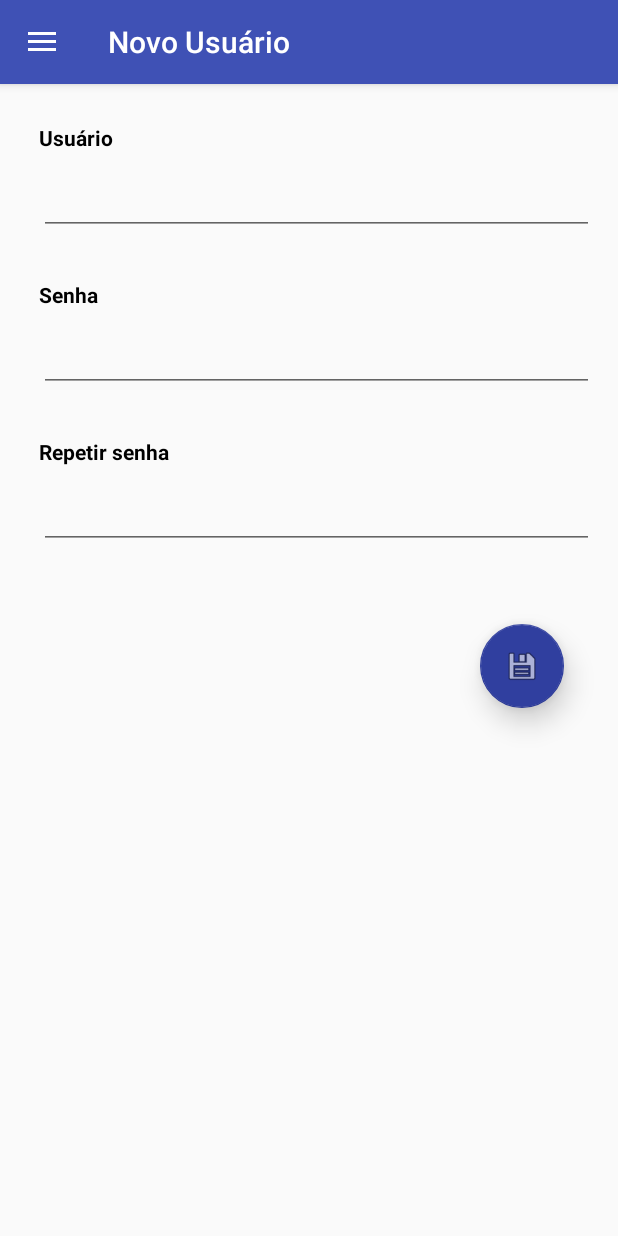
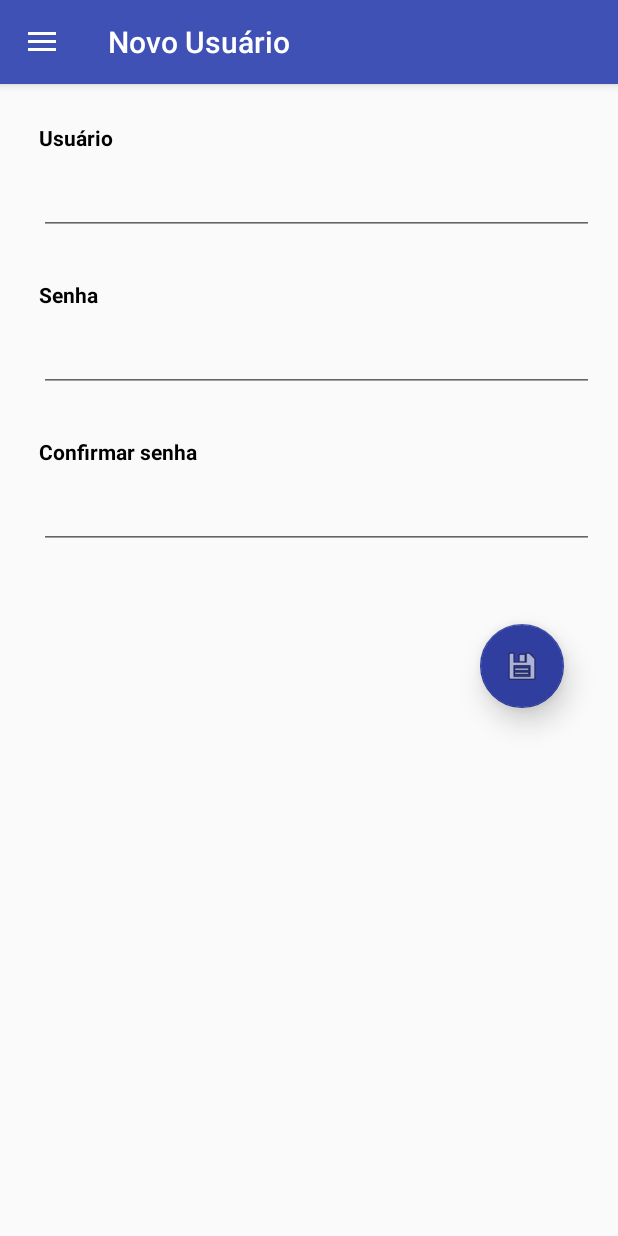
Before and after one commit to srianez/Tomei_Fragment, an Android app: the fragment FragmentCadBreja placed in its activity, in the side drawer, after a tap on "Novo Usuário", on a phone screen of 412 x 824 dp. Run offline under Robolectric (Android 15) with nearby library versions, the phone set to English and light mode, and no system bars.

Commit message:
fragment de cadastros funcionando

```diff
--- a/app/src/main/java/com/br/tomei/FragmentCadBreja.java
+++ b/app/src/main/java/com/br/tomei/FragmentCadBreja.java
@@ -1,15 +1,35 @@
 package com.br.tomei;
 
+import android.app.ProgressDialog;
 import android.content.Context;
 import android.net.Uri;
 import android.os.Bundle;
+import android.support.design.widget.FloatingActionButton;
 import android.support.v4.app.Fragment;
 import android.view.LayoutInflater;
 import android.view.View;
 import android.view.ViewGroup;
+import android.widget.EditText;
+import android.widget.RatingBar;
+import android.widget.Spinner;
+import android.widget.Toast;
+
+import com.br.tomei.api.BrejaAPI;
+import com.br.tomei.model.Breja;
+import com.br.tomei.util.RetroFit;
+
+import retrofit2.Call;
+import retrofit2.Callback;
+import retrofit2.Response;
 
 
 public class FragmentCadBreja extends Fragment{
+
+    private EditText txtNome;
+    private EditText txtDescricao;
+    private Spinner txtTipo;
+    private RatingBar ratingBar;
+    private ProgressDialog progressDialog;
 
     private OnFragmentInteractionListener mListener;
 
@@ -17,15 +37,71 @@ public class FragmentCadBreja extends Fragment{
 
     }
 
+
     @Override
     public void onCreate(Bundle savedInstanceState) {
         super.onCreate(savedInstanceState);
     }
 
+    private FloatingActionButton btSave;
+
     @Override
     public View onCreateView(LayoutInflater inflater, ViewGroup container,
                              Bundle savedInstanceState) {
-        return inflater.inflate(R.layout.content_cad_breja, container, false);
+
+        View v = inflater.inflate(R.layout.content_cad_breja, container, false);
+        btSave = v.findViewById(R.id.btSalvarBreja);
+
+        txtNome = v.findViewById(R.id.txtNome);
+        txtTipo = v.findViewById(R.id.txtTipo);
+        txtDescricao = v.findViewById(R.id.txtDescricao);
+        ratingBar = v.findViewById(R.id.ratingBar);
+
+        progressDialog = new ProgressDialog(getContext());
+
+        btSave.setOnClickListener(new View.OnClickListener() {
+            @Override
+            public void onClick(View v) {
+
+                if(txtNome.getText().toString().isEmpty()) {
+                    Toast.makeText(getContext(), "Informe ao menos o nome da breja né fera?!", Toast.LENGTH_LONG).show();
+                }
+
+                showProgress("Breja", "Salvando a breja...");
+
+                RetroFit retroFit = new RetroFit();
+                BrejaAPI api = retroFit.getRetrofit().create(BrejaAPI.class);
+
+                Breja item = new Breja();
+
+                item.setNome(txtNome.getText().toString());
+                item.setTipo(String.valueOf(txtTipo.getSelectedItem()));
+                item.setDescricao(txtDescricao.getText().toString());
+                item.setAvaliacao(ratingBar.getRating());
+
+                api.salvarItem(item)
+                        .enqueue(new Callback<Void>() {
+                            @Override
+                            public void onResponse(Call<Void> call, Response<Void> response) {
+                                dismissProgress();
+                                Toast.makeText(getContext(),
+                                        "Breja cadastrada com sucesso! :)", Toast.LENGTH_SHORT).show();
+                            }
+
+                            @Override
+                            public void onFailure(Call<Void> call, Throwable t) {
+                                dismissProgress();
+                                Toast.makeText(getContext(),
+                                        "Ohhh shittt. Erro ao cadastrar breja :(", Toast.LENGTH_SHORT).show();
+
+                            }
+                        });
+
+            }
+        });
+
+        return v;
+
     }
 
     // TODO: Rename method, update argument and hook method into UI event
@@ -56,4 +132,21 @@ public class FragmentCadBreja extends Fragment{
         // TODO: Update argument type and name
         void onFragmentInteraction(Uri uri);
     }
+
+    private void showProgress(String titulo, String mensagem) {
+        if(progressDialog == null)
+            progressDialog = new ProgressDialog(getContext());
+
+        if(!progressDialog.isShowing()) {
+            progressDialog.setMessage(mensagem);
+            progressDialog.setTitle(titulo);
+            progressDialog.show();
+        }
+    }
+
+    private void dismissProgress() {
+        if(progressDialog != null)
+            progressDialog.dismiss();
+    }
+
 }
--- a/app/src/main/java/com/br/tomei/FragmentCadUsu.java
+++ b/app/src/main/java/com/br/tomei/FragmentCadUsu.java
@@ -1,17 +1,34 @@
 package com.br.tomei;
 
+import android.app.ProgressDialog;
 import android.content.Context;
 import android.net.Uri;
 import android.os.Bundle;
+import android.support.design.widget.FloatingActionButton;
 import android.support.v4.app.Fragment;
 import android.view.LayoutInflater;
 import android.view.View;
 import android.view.ViewGroup;
+
+import retrofit2.Call;
+import retrofit2.Callback;
+import retrofit2.Response;
 import retrofit2.Retrofit;
 import retrofit2.converter.gson.GsonConverterFactory;
-import android.support.v7.app.AppCompatActivity;
+import android.widget.EditText;
+import android.widget.Toast;
+
+import com.br.tomei.api.BrejaAPI;
+import com.br.tomei.model.Usuario;
+import com.br.tomei.util.RetroFit;
 
 public class FragmentCadUsu extends Fragment{
+
+    private EditText etUsuario;
+    private EditText etSenha;
+    private EditText etSenha2;
+
+    private ProgressDialog progressDialog;
 
 
     private OnFragmentInteractionListener mListener;
@@ -22,17 +39,83 @@ public class FragmentCadUsu extends Fragment{
 
     @Override
     public void onCreate(Bundle savedInstanceState) {
+
         super.onCreate(savedInstanceState);
+
     }
+
+    private FloatingActionButton btSave;
 
     @Override
     public View onCreateView(LayoutInflater inflater, ViewGroup container,
                              Bundle savedInstanceState) {
+
         // Inflate the layout for this fragment
-        return inflater.inflate(R.layout.content_cad_usuario, container, false);
+        View v = inflater.inflate(R.layout.content_cad_usuario, container, false);
+        btSave = v.findViewById(R.id.btSalvarUsuario);
+
+        etUsuario =  v.findViewById(R.id.etUsuario);
+        etSenha = v.findViewById(R.id.etSenha);
+        etSenha2 = v.findViewById(R.id.etSenha2);
+
+        progressDialog = new ProgressDialog(getContext());
+
+        btSave.setOnClickListener(new View.OnClickListener() {
+            @Override
+            public void onClick(View v) {
+
+                if (etUsuario.getText().toString().isEmpty()) {
+                    Toast.makeText(getContext(), "Informe o usuário!", Toast.LENGTH_LONG).show();
+                }
+
+                if (etSenha.getText().toString().isEmpty()) {
+                    Toast.makeText(getContext(), "Informe a senha!", Toast.LENGTH_LONG).show();
+                }
+
+                if (etSenha.getText().toString().equals(etSenha2.getText().toString())) {
+
+                    showProgress("Usuário", "Salvando usuário...");
+
+                    RetroFit retroFit = new RetroFit();
+                    BrejaAPI api = retroFit.getRetrofit().create(BrejaAPI.class);
+
+                    Usuario usuario = new Usuario();
+
+                    usuario.setUsuario(etUsuario.getText().toString());
+                    usuario.setSenha(etSenha.getText().toString());
+
+                    api.salvarUser(usuario)
+                            .enqueue(new Callback<Void>() {
+                                @Override
+                                public void onResponse(Call<Void> call, Response<Void> response) {
+                                    dismissProgress();
+                                    Toast.makeText(getContext(),
+                                            "Usuário criado com sucesso!", Toast.LENGTH_SHORT).show();
+                                }
+
+                                @Override
+                                public void onFailure(Call<Void> call, Throwable t) {
+                                    dismissProgress();
+                                    Toast.makeText(getContext(),
+                                            "Ohh shiiit...deu erro! :/", Toast.LENGTH_SHORT).show();
+
+                                }
+
+                            });
+                } else  {
+                    Toast.makeText(getContext(), "As senhas devem ser iguais!", Toast.LENGTH_SHORT).show();
+                    etSenha.setText("");
+                    etSenha2.setText("");
+                    etSenha.requestFocus();
+
+                }
+
+            }
+        });
+
+        return v;
     }
 
-    // TODO: Rename method, update argument and hook method into UI event
     public void onButtonPressed(Uri uri) {
         if (mListener != null) {
             mListener.onFragmentInteraction(uri);
@@ -61,12 +144,28 @@ public class FragmentCadUsu extends Fragment{
         void onFragmentInteraction(Uri uri);
     }
 
-/*    public Retrofit getRetrofit()
+    public Retrofit getRetrofit()
     {
         return new Retrofit.Builder()
                 .baseUrl("https://silasloja.herokuapp.com/")
                 .addConverterFactory(GsonConverterFactory.create())
                 .build();
-    }*/
+    }
+
+    private void showProgress(String titulo, String mensagem) {
+        if(progressDialog == null)
+            progressDialog = new ProgressDialog(getContext());
+
+        if(!progressDialog.isShowing()) {
+            progressDialog.setMessage(mensagem);
+            progressDialog.setTitle(titulo);
+            progressDialog.show();
+        }
+    }
+
+    private void dismissProgress() {
+        if(progressDialog != null)
+            progressDialog.dismiss();
+    }
 
 }
--- a/app/src/main/java/com/br/tomei/ListarBrejas.java
+++ b/app/src/main/java/com/br/tomei/ListarBrejas.java
@@ -54,6 +54,7 @@ public class ListarBrejas extends AppCompatActivity implements ClickRecyclerView
         setaRecyclerView("");
 
     }
+
     public void setaRecyclerView(String filtro){
 
         //instanciado o Recyclerview
--- a/app/src/main/res/layout/activity_cad_usuario_login.xml
+++ b/app/src/main/res/layout/activity_cad_usuario_login.xml
@@ -55,7 +55,7 @@
             android:layout_width="wrap_content"
             android:layout_height="wrap_content"
             android:layout_margin="10dp"
-            android:text="Repetir senha"
+            android:text="Confirmar senha"
             android:textStyle="bold"
             android:textColor="#000000" />
 
@@ -69,7 +69,7 @@
             android:password="true" />
 
         <android.support.design.widget.FloatingActionButton
-            android:id="@+id/floatingActionButton2"
+            android:id="@+id/salvarUsuarioLogin"
             android:layout_width="wrap_content"
             android:layout_height="wrap_content"
             android:layout_gravity="bottom|end"
--- a/app/src/main/res/layout/content_cad_usuario.xml
+++ b/app/src/main/res/layout/content_cad_usuario.xml
@@ -54,26 +54,11 @@
             android:layout_marginRight="0dp"
             android:password="true" />
 
-<!--        <TextView
-            android:layout_width="wrap_content"
-            android:layout_height="wrap_content"
-            android:layout_margin="10dp"
-            android:text="E-mail"
-            android:textStyle="bold"
-            android:textColor="#000000" />
-            <EditText
-                    android:id="@+id/etEmail"
-                    android:layout_width="fill_parent"
-                    android:layout_height="wrap_content"
-                    android:layout_marginBottom="20dp"
-                    android:layout_marginLeft="10dp"
-                    android:layout_marginRight="0dp" />-->
-
         <TextView
             android:layout_width="wrap_content"
             android:layout_height="wrap_content"
             android:layout_margin="10dp"
-            android:text="Repetir senha"
+            android:text="Confirmar senha"
             android:textStyle="bold"
             android:textColor="#000000" />
 
@@ -87,7 +72,7 @@
             android:password="true" />
 
         <android.support.design.widget.FloatingActionButton
-            android:id="@+id/floatingActionButton2"
+            android:id="@+id/btSalvarUsuario"
             android:layout_width="wrap_content"
             android:layout_height="wrap_content"
             android:layout_gravity="bottom|end"
@@ -95,7 +80,6 @@
             android:layout_marginRight="@dimen/fab_margin"
             android:layout_marginVertical="30dp"
             android:clickable="true"
-            android:onClick="salvarUsuario"
             app:backgroundTint="@color/colorPrimaryDark"
             app:elevation="11dp"
             app:fabSize="normal"
@@ -103,7 +87,6 @@
             app:srcCompat="@android:drawable/ic_menu_save"
             tools:layout_editor_absoluteY="429dp" />
 
-
     </LinearLayout>
 
 </android.support.constraint.ConstraintLayout>
```
Also changed, not shown: app/src/main/java/com/br/tomei/CadBreja.java (+0 -97 lines), app/src/main/java/com/br/tomei/CadUsuario.java (+15 -138 lines), app/src/main/java/com/br/tomei/util/RetroFit.java (added, +19 -0 lines), app/src/main/res/layout/content_cad_breja.xml (+1 -18 lines), app/src/main/java/com/br/tomei/FragmentListarBrejas.java (line endings or trailing spaces).
